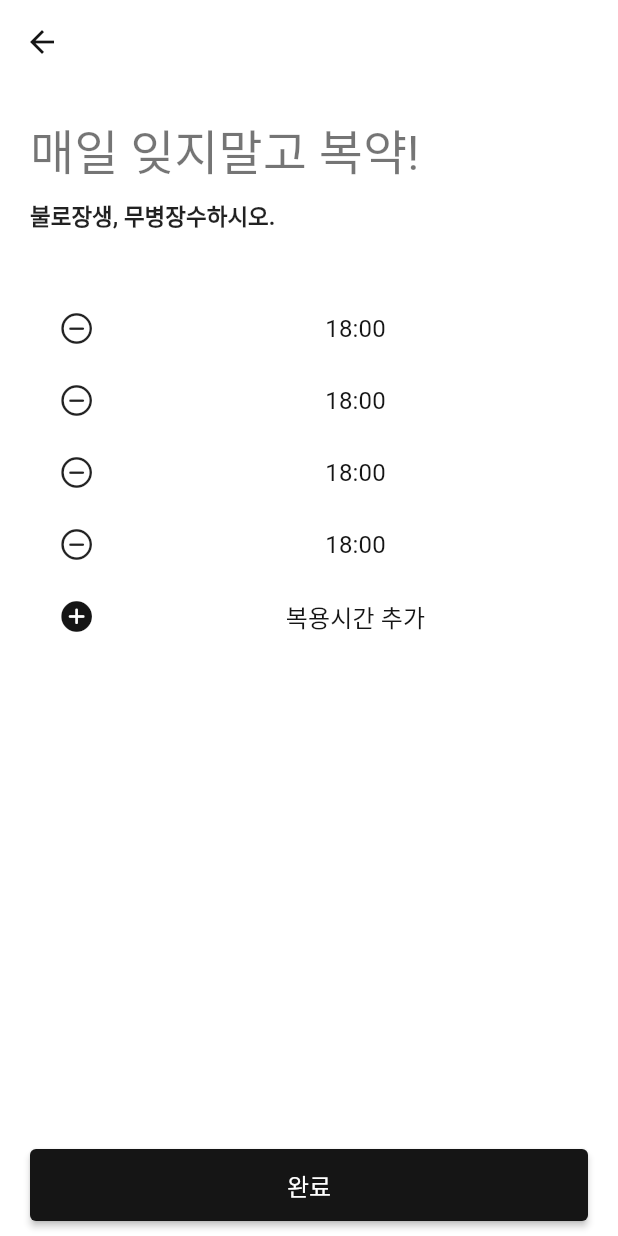
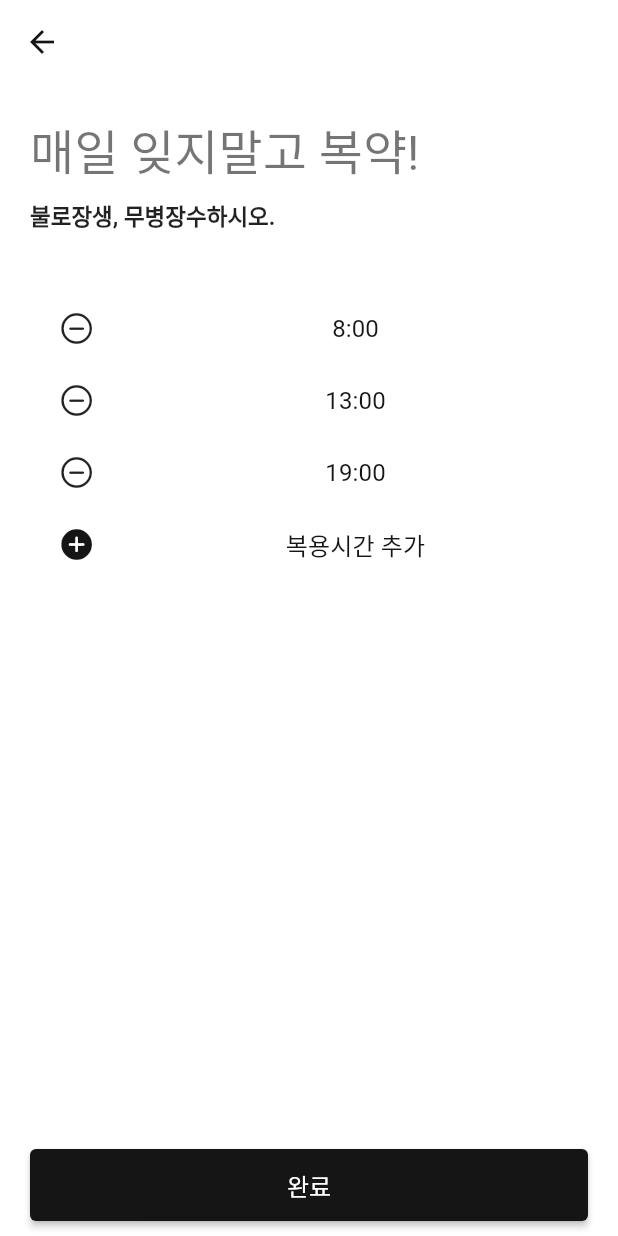
Before and after one commit to wogks/yakmu, a Flutter app: the AddAlarmPage screen opened directly with empty values, on a phone screen of 412 x 824 dp. Run offline on Flutter 3.47's test engine with Material 2 defaults, Android fonts, the phone set to English and light mode, and no system bars; our stand-ins replace image_picker; Roboto replaces fonts that are missing (GmarketSansTTF).

Commit message:
Feat: 시간 추가, 삭제 기능 추가

```diff
--- a/lib/presentation/add_alarm_page/add_alarm_page.dart
+++ b/lib/presentation/add_alarm_page/add_alarm_page.dart
@@ -4,10 +4,11 @@
 import 'package:alyak/util/dory_widgets.dart';
 import 'package:flutter/cupertino.dart';
 import 'package:flutter/material.dart';
+import 'package:intl/intl.dart';
 
 import '../../util/add_page_widget.dart';
 
-class AddAlarmPage extends StatelessWidget {
+class AddAlarmPage extends StatefulWidget {
   const AddAlarmPage({
     super.key,
     required this.medicineImage,
@@ -16,6 +17,17 @@
 
   final File? medicineImage;
   final String medicineName;
+
+  @override
+  State<AddAlarmPage> createState() => _AddAlarmPageState();
+}
+
+class _AddAlarmPageState extends State<AddAlarmPage> {
+  final _alarms = <String>{
+    '8:00',
+    '13:00',
+    '19:00',
+  };
 
   @override
   Widget build(BuildContext context) {
@@ -34,15 +46,7 @@
           ),
           const SizedBox(height: largeSpace),
           Expanded(
-            child: ListView(
-              children: const [
-                AlarmBox(),
-                AlarmBox(),
-                AlarmBox(),
-                AlarmBox(),
-                AddAlarmButton(),
-              ],
-            ),
+            child: ListView(children: alarmWidgets),
           ),
         ],
       ),
@@ -63,21 +67,58 @@
       ),
     );
   }
+
+  List<Widget> get alarmWidgets {
+    final children = <Widget>[];
+
+    children.addAll(
+      _alarms.map(
+        (alarmTime) => AlarmBox(
+          time: alarmTime,
+          onPressedMinus: () {
+            setState(() {
+              _alarms.remove(alarmTime);
+            });
+          },
+        ),
+      ),
+    );
+    children.add(AddAlarmButton(
+      onPressedPlus: () {
+        setState(() {
+          final now = DateTime.now();
+          //intl add dependency 해야함 시간 출력 포맷 변경
+          final nowTime = DateFormat('HH:mm').format(now);
+          _alarms.add(nowTime);
+        });
+      },
+    ));
+    return children;
+  }
 }
 
 class AlarmBox extends StatelessWidget {
   const AlarmBox({
     Key? key,
+    required this.time,
+    required this.onPressedMinus,
   }) : super(key: key);
+
+  final String time;
+  final VoidCallback onPressedMinus;
+
+
 
   @override
   Widget build(BuildContext context) {
+    //time값을 datetime값으로 변환해야함
+    final initTime = DateFormat('HH:mm').parse(time);
     return Row(
       children: [
         Expanded(
           flex: 1,
           child: IconButton(
-            onPressed: () {},
+            onPressed: onPressedMinus,
             icon: const Icon(CupertinoIcons.minus_circle),
           ),
         ),
@@ -90,6 +131,29 @@
               showModalBottomSheet(
                 context: context,
                 builder: (context) {
+                  return TimePickerBottomSheet(
+                    initialDateTime: initTime,
+                  );
+                },
+              );
+            },
+            child: Text(time),
+          ),
+        ),
+      ],
+    );
+  }
+}
+
+class TimePickerBottomSheet extends StatelessWidget {
+  const TimePickerBottomSheet({
+    Key? key, required this.initialDateTime,
+  }) : super(key: key);
+
+  final DateTime initialDateTime;
+
+  @override
+  Widget build(BuildContext context) {
     return BottomSheetBody(
       children: [
         SizedBox(
@@ -97,17 +161,24 @@
           child: CupertinoDatePicker(
             onDateTimeChanged: (dateTime) {},
             mode: CupertinoDatePickerMode.time,
+            //초기 시간 설정
+            initialDateTime: initialDateTime,
           ),
         ),
-                      const SizedBox(height: regularSpace,),
+        const SizedBox(
+          height: regularSpace,
+        ),
         Row(
           children: [
             Expanded(
               child: SizedBox(
                 height: submitButtonHeight,
                 child: ElevatedButton(
-                                style: ElevatedButton.styleFrom(textStyle: Theme.of(context).textTheme.subtitle1),
-                                  onPressed: () {}, child: const Text('선택'),),
+                  style: ElevatedButton.styleFrom(
+                      textStyle: Theme.of(context).textTheme.subtitle1),
+                  onPressed: () {},
+                  child: const Text('선택'),
+                ),
               ),
             ),
             const SizedBox(width: smallSpace),
@@ -115,22 +186,16 @@
               child: SizedBox(
                 height: submitButtonHeight,
                 child: ElevatedButton(
-                                style: ElevatedButton.styleFrom(textStyle: Theme.of(context).textTheme.subtitle1,
+                  style: ElevatedButton.styleFrom(
+                      textStyle: Theme.of(context).textTheme.subtitle1,
                       backgroundColor: Colors.white,
-                                foregroundColor: Colors.black
+                      foregroundColor: Colors.black),
+                  onPressed: () {},
+                  child: const Text('취소'),
                 ),
-                                  onPressed: () {}, child: const Text('취소'),),
               ),
             ),
           ],
-                      ),
-                    ],
-                  );
-                },
-              );
-            },
-            child: const Text('18:00'),
-          ),
         ),
       ],
     );
@@ -139,8 +204,10 @@
 
 class AddAlarmButton extends StatelessWidget {
   const AddAlarmButton({
-    Key? key,
+    Key? key, required this.onPressedPlus,
   }) : super(key: key);
+
+  final VoidCallback onPressedPlus;
 
   @override
   Widget build(BuildContext context) {
@@ -149,7 +216,7 @@
         textStyle: Theme.of(context).textTheme.subtitle2,
         padding: const EdgeInsets.symmetric(horizontal: 0, vertical: 6),
       ),
-      onPressed: () {},
+      onPressed: onPressedPlus,
       child: Row(
         children: const [
           Expanded(flex: 1, child: Icon(CupertinoIcons.plus_circle_fill)),
--- a/pubspec.yaml
+++ b/pubspec.yaml
@@ -37,6 +37,7 @@
   # Use with the CupertinoIcons class for iOS style icons.
   cupertino_icons: ^1.0.2
   image_picker: ^0.8.5+3
+  intl: ^0.17.0
 
 dev_dependencies:
   flutter_test:
```
Also changed, not shown: pubspec.lock. Lines whose indentation alone changed are shown as unchanged.
